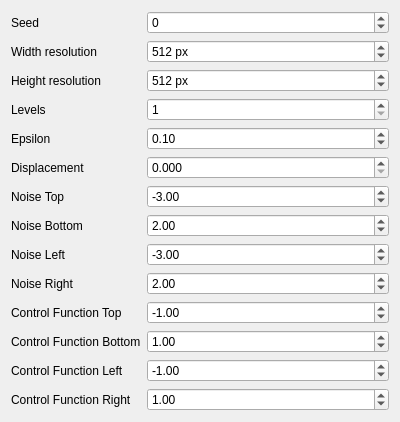
Old version of the form InteractiveDesigner/parameterdock.ui in the repository mgaillard/Noise.
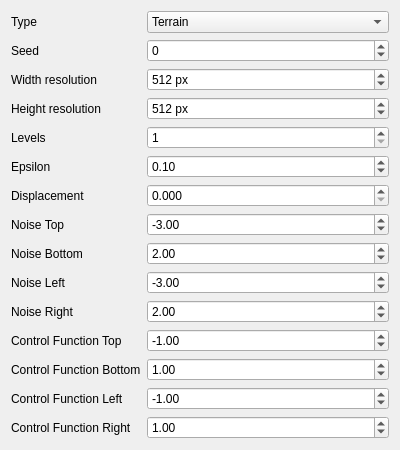
New version of the form.

Commit message: Render terrain or Lichtenberg

What changed in the file:
```diff
--- a/InteractiveDesigner/parameterdock.ui
+++ b/InteractiveDesigner/parameterdock.ui
@@ -7,7 +7,7 @@
     <x>0</x>
     <y>0</y>
     <width>400</width>
-    <height>398</height>
+    <height>433</height>
    </rect>
   </property>
   <property name="windowTitle">
@@ -15,14 +15,14 @@
   </property>
   <widget class="QWidget" name="widget">
    <layout class="QFormLayout" name="formLayout_2">
-    <item row="0" column="0">
+    <item row="1" column="0">
      <widget class="QLabel" name="seedLabel">
       <property name="text">
        <string>Seed</string>
       </property>
      </widget>
     </item>
-    <item row="0" column="1">
+    <item row="1" column="1">
      <widget class="QSpinBox" name="seedSpinBox">
       <property name="minimum">
        <number>-65535</number>
@@ -32,14 +32,14 @@
       </property>
      </widget>
     </item>
-    <item row="1" column="0">
+    <item row="2" column="0">
      <widget class="QLabel" name="widthResolutionLabel">
       <property name="text">
        <string>Width resolution</string>
       </property>
      </widget>
     </item>
-    <item row="1" column="1">
+    <item row="2" column="1">
      <widget class="QSpinBox" name="widthResolutionSpinBox">
       <property name="suffix">
        <string> px</string>
@@ -52,14 +52,14 @@
       </property>
      </widget>
     </item>
-    <item row="2" column="0">
+    <item row="3" column="0">
      <widget class="QLabel" name="heightResolutionLabel">
       <property name="text">
        <string>Height resolution</string>
       </property>
      </widget>
     </item>
-    <item row="2" column="1">
+    <item row="3" column="1">
      <widget class="QSpinBox" name="heightResolutionSpinBox">
       <property name="suffix">
        <string> px</string>
@@ -72,14 +72,14 @@
       </property>
      </widget>
     </item>
-    <item row="3" column="0">
+    <item row="4" column="0">
      <widget class="QLabel" name="levelLabel">
       <property name="text">
        <string>Levels</string>
       </property>
      </widget>
     </item>
-    <item row="3" column="1">
+    <item row="4" column="1">
      <widget class="QSpinBox" name="levelSpinBox">
       <property name="minimum">
        <number>1</number>
@@ -92,14 +92,14 @@
       </property>
      </widget>
     </item>
-    <item row="4" column="0">
+    <item row="5" column="0">
      <widget class="QLabel" name="epsilonLabel">
       <property name="text">
        <string>Epsilon</string>
       </property>
      </widget>
     </item>
-    <item row="4" column="1">
+    <item row="5" column="1">
      <widget class="QDoubleSpinBox" name="epsilonDoubleSpinBox">
       <property name="maximum">
        <double>0.500000000000000</double>
@@ -112,14 +112,14 @@
       </property>
      </widget>
     </item>
-    <item row="6" column="0">
+    <item row="7" column="0">
      <widget class="QLabel" name="noiseTopLabel">
       <property name="text">
        <string>Noise Top</string>
       </property>
      </widget>
     </item>
-    <item row="6" column="1">
+    <item row="7" column="1">
      <widget class="QDoubleSpinBox" name="noiseTopDoubleSpinBox">
       <property name="minimum">
        <double>-1024.000000000000000</double>
@@ -135,14 +135,14 @@
       </property>
      </widget>
     </item>
-    <item row="7" column="0">
+    <item row="8" column="0">
      <widget class="QLabel" name="noiseBottomLabel">
       <property name="text">
        <string>Noise Bottom</string>
       </property>
      </widget>
     </item>
-    <item row="7" column="1">
+    <item row="8" column="1">
      <widget class="QDoubleSpinBox" name="noiseBottomDoubleSpinBox">
       <property name="minimum">
        <double>-1024.000000000000000</double>
@@ -155,14 +155,14 @@
       </property>
      </widget>
     </item>
-    <item row="8" column="0">
+    <item row="9" column="0">
      <widget class="QLabel" name="noiseLeftLabel">
       <property name="text">
        <string>Noise Left</string>
       </property>
      </widget>
     </item>
-    <item row="8" column="1">
+    <item row="9" column="1">
      <widget class="QDoubleSpinBox" name="noiseLeftDoubleSpinBox">
       <property name="minimum">
        <double>-1024.000000000000000</double>
@@ -175,14 +175,14 @@
       </property>
      </widget>
     </item>
-    <item row="9" column="0">
+    <item row="10" column="0">
      <widget class="QLabel" name="noiseRightLabel">
       <property name="text">
        <string>Noise Right</string>
       </property>
      </widget>
     </item>
-    <item row="9" column="1">
+    <item row="10" column="1">
      <widget class="QDoubleSpinBox" name="noiseRightDoubleSpinBox">
       <property name="minimum">
        <double>-1024.000000000000000</double>
@@ -195,14 +195,14 @@
       </property>
      </widget>
     </item>
-    <item row="10" column="0">
+    <item row="11" column="0">
      <widget class="QLabel" name="controlFunctionTopLabel">
       <property name="text">
        <string>Control Function Top</string>
       </property>
      </widget>
     </item>
-    <item row="10" column="1">
+    <item row="11" column="1">
      <widget class="QDoubleSpinBox" name="controlFunctionTopDoubleSpinBox">
       <property name="minimum">
        <double>-1024.000000000000000</double>
@@ -215,14 +215,14 @@
       </property>
      </widget>
     </item>
-    <item row="11" column="0">
+    <item row="12" column="0">
      <widget class="QLabel" name="controlFunctionBottomLabel">
       <property name="text">
        <string>Control Function Bottom</string>
       </property>
      </widget>
     </item>
-    <item row="11" column="1">
+    <item row="12" column="1">
      <widget class="QDoubleSpinBox" name="controlFunctionBottomDoubleSpinBox">
       <property name="minimum">
        <double>-1024.000000000000000</double>
@@ -235,14 +235,14 @@
       </property>
      </widget>
     </item>
-    <item row="12" column="0">
+    <item row="13" column="0">
      <widget class="QLabel" name="controlFunctionLeftLabel">
       <property name="text">
        <string>Control Function Left</string>
       </property>
      </widget>
     </item>
-    <item row="12" column="1">
+    <item row="13" column="1">
      <widget class="QDoubleSpinBox" name="controlFunctionLeftDoubleSpinBox">
       <property name="minimum">
        <double>-1024.000000000000000</double>
@@ -255,14 +255,14 @@
       </property>
      </widget>
     </item>
-    <item row="13" column="0">
+    <item row="14" column="0">
      <widget class="QLabel" name="controlFunctionRightLabel">
       <property name="text">
        <string>Control Function Right</string>
       </property>
      </widget>
     </item>
-    <item row="13" column="1">
+    <item row="14" column="1">
      <widget class="QDoubleSpinBox" name="controlFunctionRightDoubleSpinBox">
       <property name="minimum">
        <double>-1024.000000000000000</double>
@@ -275,14 +275,14 @@
       </property>
      </widget>
     </item>
-    <item row="5" column="0">
+    <item row="6" column="0">
      <widget class="QLabel" name="displacementLabel">
       <property name="text">
        <string>Displacement</string>
       </property>
      </widget>
     </item>
-    <item row="5" column="1">
+    <item row="6" column="1">
      <widget class="QDoubleSpinBox" name="displacementDoubleSpinBox">
       <property name="decimals">
        <number>3</number>
@@ -295,6 +295,27 @@
       </property>
      </widget>
     </item>
+    <item row="0" column="0">
+     <widget class="QLabel" name="typeLabel">
+      <property name="text">
+       <string>Type</string>
+      </property>
+     </widget>
+    </item>
+    <item row="0" column="1">
+     <widget class="QComboBox" name="typeComboBox">
+      <item>
+       <property name="text">
+        <string>Terrain</string>
+       </property>
+      </item>
+      <item>
+       <property name="text">
+        <string>Lichtenberg</string>
+       </property>
+      </item>
+     </widget>
+    </item>
    </layout>
   </widget>
  </widget>
```
Left out of the diff: 1 changed line with no effect on the pictures. The commit also changes 5 other files.
